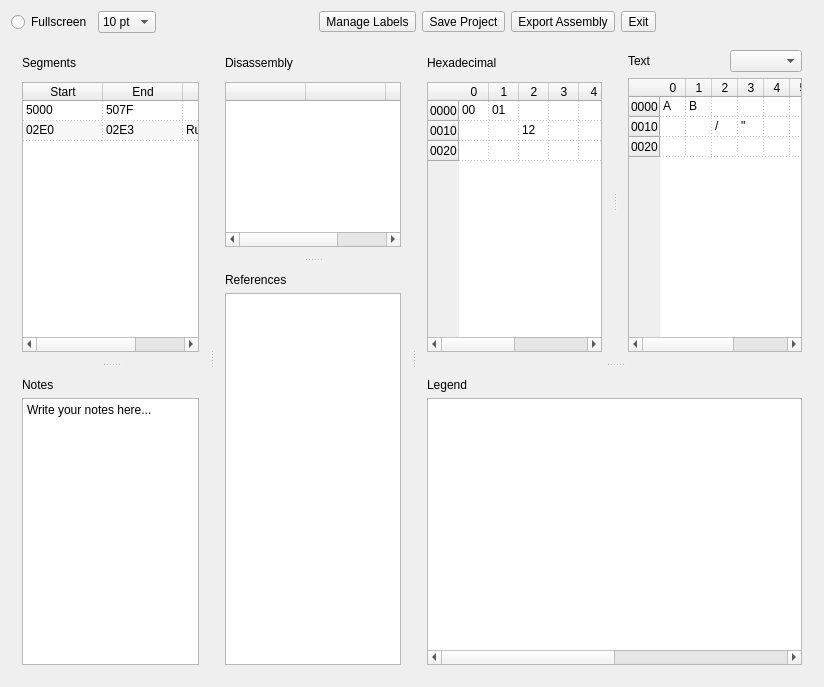
ivop/frida, file mainwindow.ui: the form before one commit.
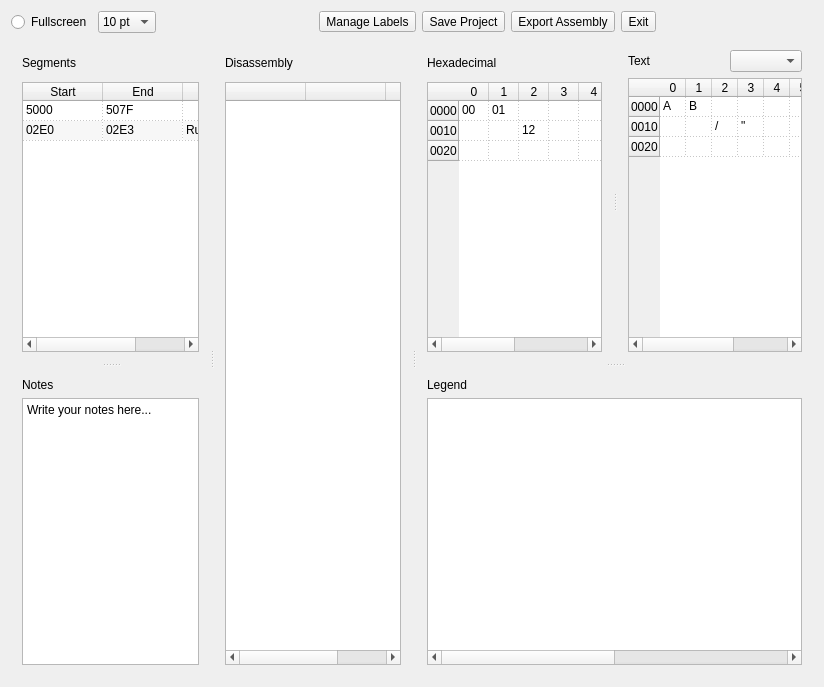
The form after the commit. Icons and pictures are not drawn.

Commit message: be able to edit labels in disassembly view. remove references block in ui and add back when it's implemented.

The edit to the form file:
```diff
--- a/mainwindow.ui
+++ b/mainwindow.ui
@@ -397,20 +397,6 @@
          </item>
         </layout>
        </widget>
-       <widget class="QWidget" name="verticalLayoutWidget_5">
-        <layout class="QVBoxLayout" name="verticalReferences">
-         <item>
-          <widget class="QLabel" name="labelReferences">
-           <property name="text">
-            <string>References</string>
-           </property>
-          </widget>
-         </item>
-         <item>
-          <widget class="QTableWidget" name="tableReferences"/>
-         </item>
-        </layout>
-       </widget>
       </widget>
       <widget class="QSplitter" name="splitterHexAsciiLegend">
        <property name="orientation">
```
Left out of the diff: 2 changed lines with no effect on the pictures. The commit also changes 2 other files.
